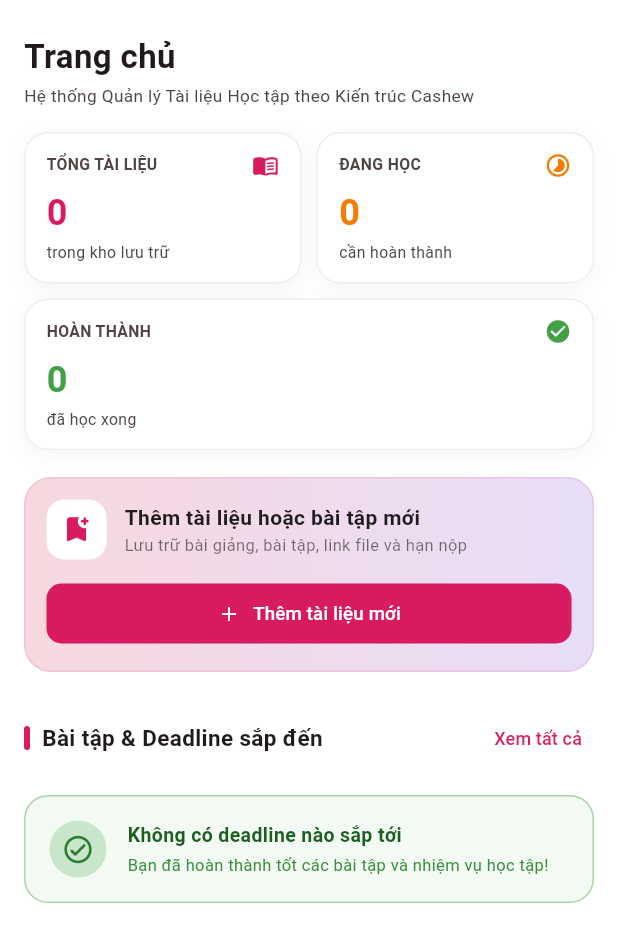
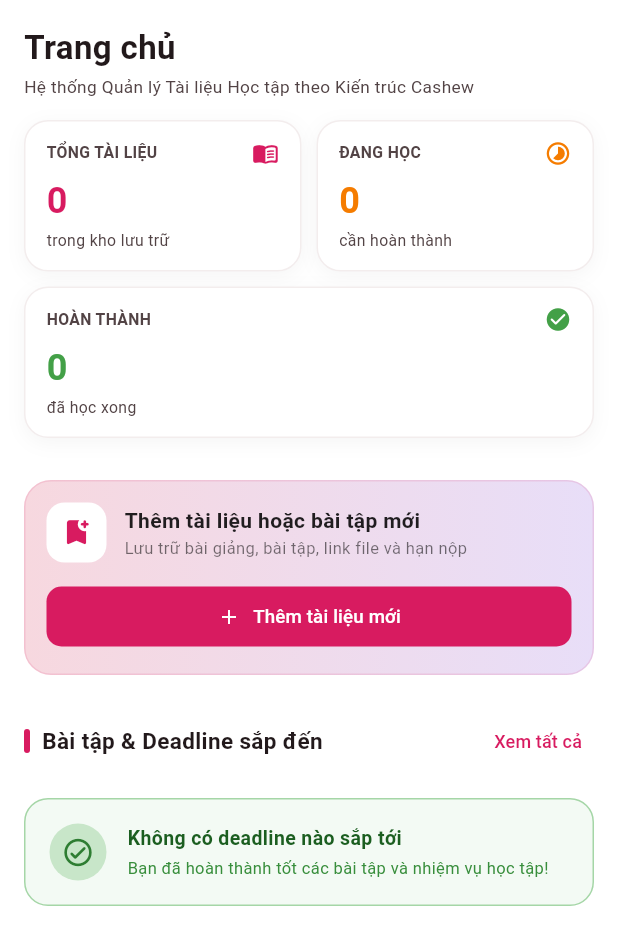
Before and after one commit to pvhung2112/nhom9-65ktpmth2, a Flutter app: the HomePage screen opened directly with empty values, on a phone screen of 412 x 824 dp. Shown: the top 945 px of the screen. Run offline on Flutter 3.47's test engine with Material 3 defaults, Android fonts, the phone set to English and light mode, and no system bars; missing offline and left inert: dart:html, dart:ui_web; accounts and stored records are empty; network calls fail.

Commit message:
fix: Reorder HomePage sections, add bottom navigation padding, and fix recommendation card badge on mobile/web

```diff
--- a/lib/pages/homePage.dart
+++ b/lib/pages/homePage.dart
@@ -22,9 +22,12 @@ class HomePage extends StatelessWidget {
         builder: (context, constraints) {
           final width = constraints.maxWidth;
           final isMobile = width < 600;
-          final double horizontalPadding = isMobile ? 16.0 : 24.0;
+          final double horizontalPadding = isMobile ? 16.0 : (width > 1100 ? 32.0 : 24.0);
 
-          return StreamBuilder<List<StudyDocument>>(
+          return Center(
+            child: ConstrainedBox(
+              constraints: const BoxConstraints(maxWidth: 1200),
+              child: StreamBuilder<List<StudyDocument>>(
                 stream: documentDao.watchAll(),
                 initialData: documentDao.getAll(),
                 builder: (context, snapshot) {
@@ -36,31 +39,10 @@ class HomePage extends StatelessWidget {
 
                   return CustomScrollView(
                     slivers: [
-                  // 1. Khối Gợi ý Thông minh TH2 (Recommendation AI)
-                  SliverToBoxAdapter(
-                    child: ListenableBuilder(
-                      listenable: RecommendationService(),
-                      builder: (context, _) {
-                        final auth = FirebaseAuthService();
-                        final recs = RecommendationService().getRecommendations(
-                          allDocuments: docs,
-                          currentUserId: auth.currentUser?.id ?? '',
-                          currentUserEmail: auth.currentUser?.email ?? '',
-                        );
-                        return RecommendationCarousel(
-                          recommendations: recs,
-                          allDocuments: docs,
-                        );
-                      },
-                    ),
-                  ),
-
-                  SliverToBoxAdapter(child: SizedBox(height: isMobile ? 6 : 10)),
-
-                  // 2. Top Header Bar (Responsive)
+                      // 1. Top Header Bar (Trang chủ & Welcome)
                       SliverToBoxAdapter(
                         child: Padding(
-                      padding: EdgeInsets.fromLTRB(horizontalPadding, isMobile ? 16 : 22, horizontalPadding, 10),
+                          padding: EdgeInsets.fromLTRB(horizontalPadding, isMobile ? 16 : 24, horizontalPadding, 8),
                           child: Row(
                             children: [
                               Expanded(
@@ -93,7 +75,7 @@ class HomePage extends StatelessWidget {
                         ),
                       ),
 
-                  // 3. Cashew Summary Stats Cards (Responsive 3-column / 2+1 layout)
+                      // 2. Cashew Summary Stats Cards (Thống kê tài liệu)
                       SliverToBoxAdapter(
                         child: Padding(
                           padding: EdgeInsets.symmetric(horizontal: horizontalPadding, vertical: 6),
@@ -108,7 +90,28 @@ class HomePage extends StatelessWidget {
                         ),
                       ),
 
-                  // 4. Quick Access Banner (Responsive Row / Column)
+                      const SliverToBoxAdapter(child: SizedBox(height: 10)),
+
+                      // 3. Khối Gợi ý Thông minh TH2 (Recommendation AI)
+                      SliverToBoxAdapter(
+                        child: ListenableBuilder(
+                          listenable: RecommendationService(),
+                          builder: (context, _) {
+                            final auth = FirebaseAuthService();
+                            final recs = RecommendationService().getRecommendations(
+                              allDocuments: docs,
+                              currentUserId: auth.currentUser?.id ?? '',
+                              currentUserEmail: auth.currentUser?.email ?? '',
+                            );
+                            return RecommendationCarousel(
+                              recommendations: recs,
+                              allDocuments: docs,
+                            );
+                          },
+                        ),
+                      ),
+
+                      // 4. Quick Access Banner (Thêm tài liệu mới)
                       SliverToBoxAdapter(
                         child: Padding(
                           padding: EdgeInsets.fromLTRB(horizontalPadding, 12, horizontalPadding, 8),
@@ -332,10 +335,15 @@ class HomePage extends StatelessWidget {
                           ),
                         ),
 
-                  const SliverToBoxAdapter(child: SizedBox(height: 36)),
+                      // 6. Bottom scroll padding (đủ để cuộn qua bottom navigation bar trên mobile)
+                      SliverToBoxAdapter(
+                        child: SizedBox(height: isMobile ? 95 : 45),
+                      ),
                     ],
                   );
                 },
+              ),
+            ),
           );
         },
       ),
--- a/lib/widgets/recommendation_carousel.dart
+++ b/lib/widgets/recommendation_carousel.dart
@@ -203,8 +203,8 @@ class RecommendationCarousel extends StatelessWidget {
         final width = constraints.maxWidth;
         final isMobile = width < 600;
         final double horizontalPadding = isMobile ? 16.0 : 24.0;
-        final double cardWidth = isMobile ? 268.0 : 300.0;
-        final double carouselHeight = isMobile ? 168.0 : 176.0;
+        final double cardWidth = isMobile ? 275.0 : 310.0;
+        final double carouselHeight = isMobile ? 174.0 : 180.0;
 
         return Column(
           crossAxisAlignment: CrossAxisAlignment.start,
@@ -329,6 +329,7 @@ class RecommendationCarousel extends StatelessWidget {
                               ],
                             ),
                           ),
+                          if (doc.courseId.trim().isNotEmpty) ...[
                             const Spacer(),
                             Container(
                               padding: const EdgeInsets.symmetric(horizontal: 6, vertical: 2),
@@ -337,10 +338,11 @@ class RecommendationCarousel extends StatelessWidget {
                                 borderRadius: BorderRadius.circular(4),
                               ),
                               child: Text(
-                              doc.courseId.toUpperCase(),
+                                doc.courseId.trim().toUpperCase(),
                                 style: const TextStyle(fontSize: 10, fontWeight: FontWeight.bold, color: Colors.blue),
                               ),
                             ),
+                          ],
                         ],
                       ),
 
```
Lines whose indentation alone changed are shown as unchanged.
